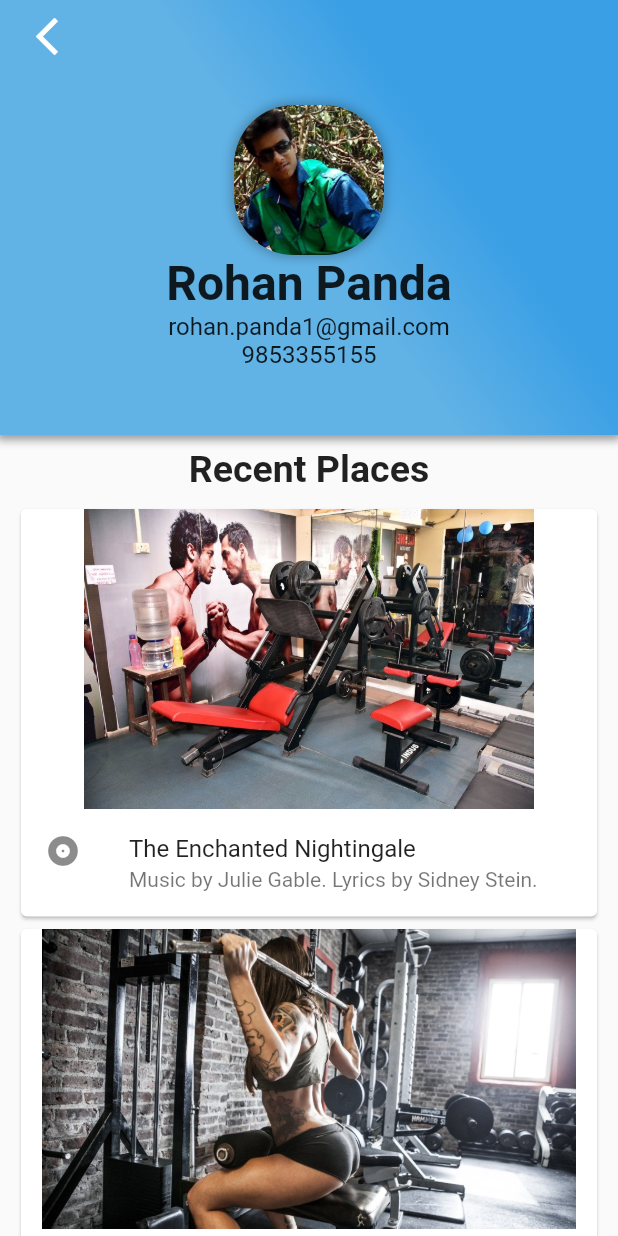
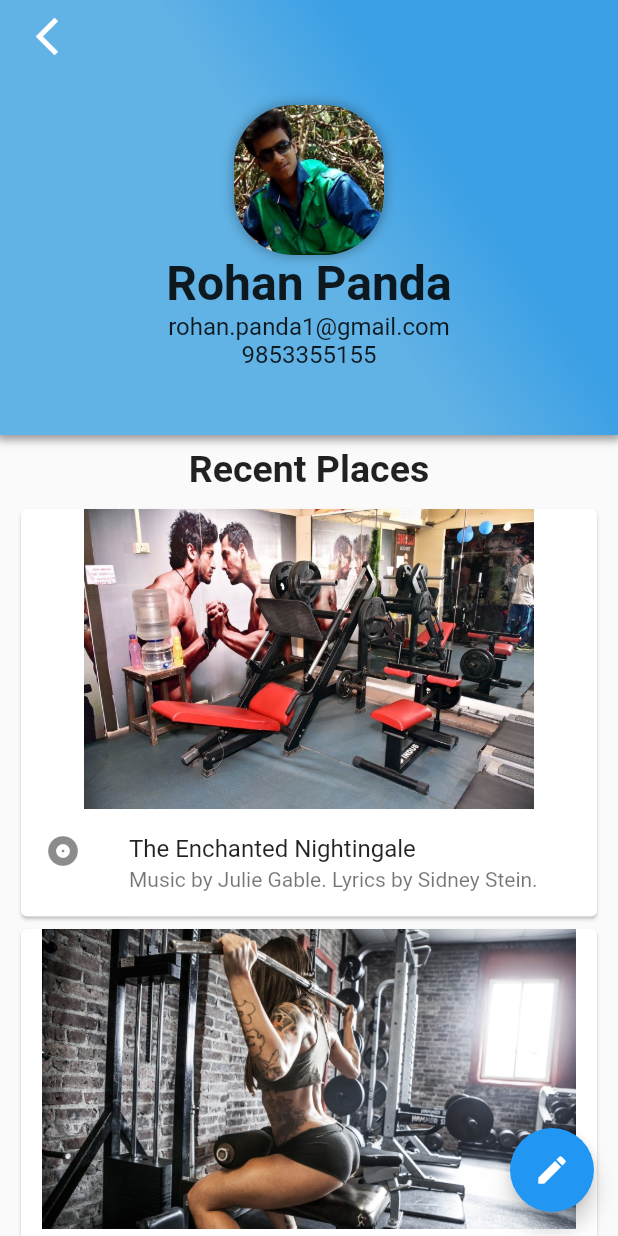
Before and after one commit to xlreon/gymBeam, a Flutter app: the ProfileScreen screen opened by its route, on a phone screen of 412 x 824 dp. Run offline on Flutter 3.47's test engine with Material 2 defaults, Android fonts, the phone set to English and light mode, and no system bars.

Commit message:
editScreen navigation

```diff
--- a/lib/main.dart
+++ b/lib/main.dart
@@ -2,6 +2,8 @@ import 'package:flutter/material.dart';
 import 'package:flutter/foundation.dart';
 import 'screens/mainScreen.dart';
 import 'screens/profileScreen.dart';
+import 'screens/editprofileScreen.dart';
+
 void main() => runApp(new GymBeam());
 
 class GymBeam extends StatelessWidget {
@@ -23,6 +25,7 @@ class GymBeam extends StatelessWidget {
       title: 'Gym Beam',
       routes: <String, WidgetBuilder>{
         '/profile': (BuildContext context) => new ProfileScreen(),
+        '/profile/edit': (BuildContext context) => new EditProfileScreen(),
       },
       // Theme setting for IOS and android
       theme: defaultTargetPlatform == TargetPlatform.iOS
--- a/lib/screens/profileScreen.dart
+++ b/lib/screens/profileScreen.dart
@@ -58,7 +58,8 @@ class ProfileScreenState extends State<ProfileScreen> {
                             height: 200.0,
                             // margin: const EdgeInsets.symmetric(horizontal: 0.0),
                             child: new Image.asset("assets/images/2.jpg"
-                              ,fit: BoxFit.contain,),
+                              ,fit: BoxFit.fitWidth,
+                            ),
                           ),
                           const ListTile(
                             leading: const Icon(Icons.album),
@@ -75,6 +76,13 @@ class ProfileScreenState extends State<ProfileScreen> {
           ],
         )
       ),
+      floatingActionButton: new FloatingActionButton(
+        child: new IconButton(
+          icon: new Icon(Icons.edit),
+          tooltip: 'Edit Profile',
+          onPressed: () => Navigator.of(context).pushNamed('/profile/edit'),
+        ),
+      ),
     );
   }
 }
```
Also changed, not shown: lib/screens/editprofileScreen.dart (added, +65 -0 lines).
